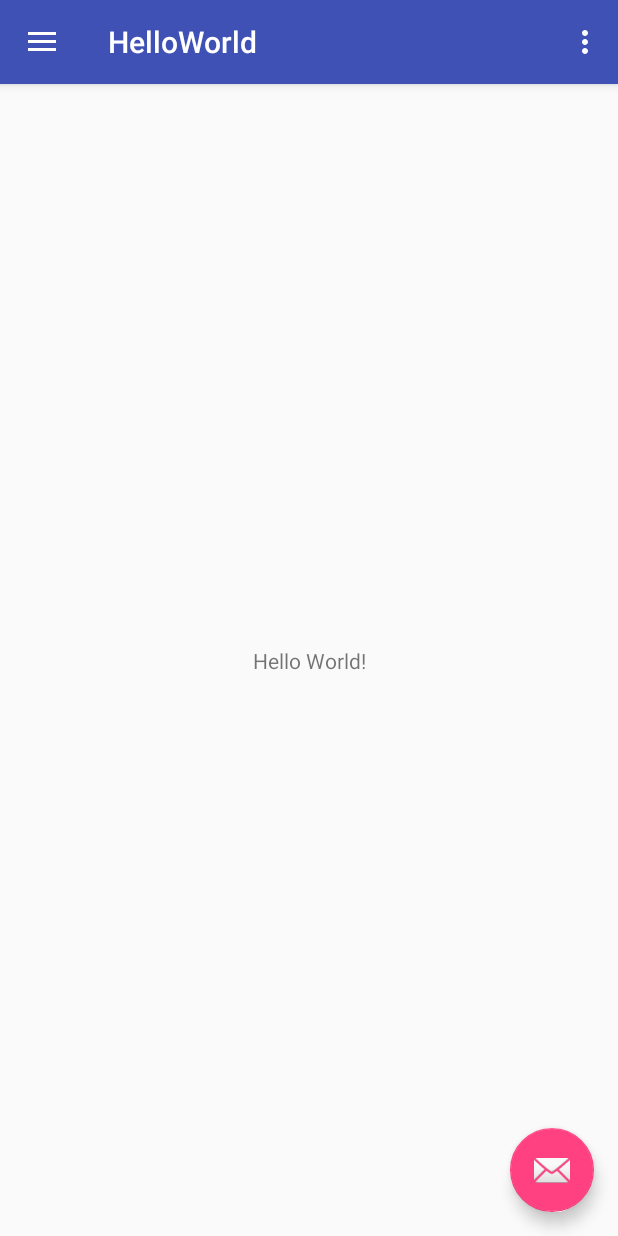
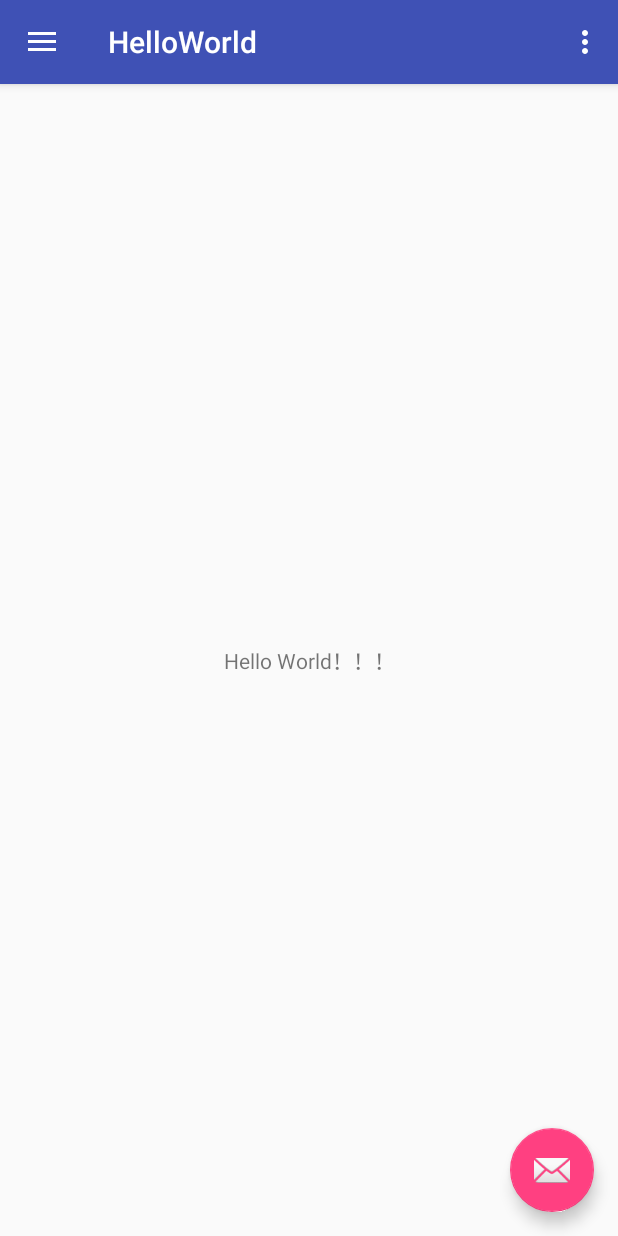
Before and after one commit to yueshaolong/AndroidGit, an Android app: the screen it shows after launch (MainActivity), on a phone screen of 412 x 824 dp. Run offline under Robolectric (Android 15) with nearby library versions, the phone set to English and light mode, and no system bars.

Commit message:
第一次提交代码

```diff
--- a/app/src/main/res/layout/content_main.xml
+++ b/app/src/main/res/layout/content_main.xml
@@ -11,7 +11,7 @@
     <TextView
         android:layout_width="wrap_content"
         android:layout_height="wrap_content"
-        android:text="Hello World!"
+        android:text="Hello World！！！"
         app:layout_constraintBottom_toBottomOf="parent"
         app:layout_constraintLeft_toLeftOf="parent"
         app:layout_constraintRight_toRightOf="parent"
```
